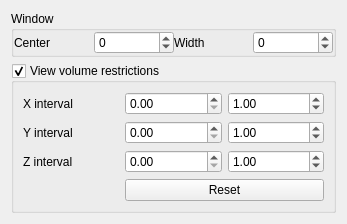
Before: the Qt Designer form src/GUI/widgets/ViewerControls.ui in JanKolomaznik/MedV4D, drawn with Qt 5.
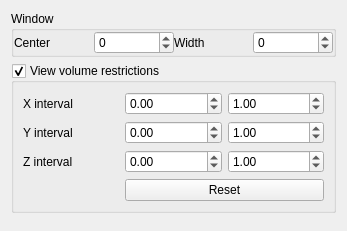
After: the same form once the commit is applied.

The edit to the form file:
```diff
--- a/src/GUI/widgets/ViewerControls.ui
+++ b/src/GUI/widgets/ViewerControls.ui
@@ -7,7 +7,7 @@
     <x>0</x>
     <y>0</y>
     <width>347</width>
-    <height>222</height>
+    <height>231</height>
    </rect>
   </property>
   <property name="windowTitle">
@@ -88,6 +88,12 @@
       </item>
       <item row="0" column="1">
        <widget class="QDoubleSpinBox" name="xIntervalASpinBox">
+        <property name="minimum">
+         <double>-2.000000000000000</double>
+        </property>
+        <property name="maximum">
+         <double>1.000000000000000</double>
+        </property>
         <property name="singleStep">
          <double>0.050000000000000</double>
         </property>
@@ -112,6 +118,12 @@
       </item>
       <item row="1" column="1">
        <widget class="QDoubleSpinBox" name="yIntervalASpinBox">
+        <property name="minimum">
+         <double>-2.000000000000000</double>
+        </property>
+        <property name="maximum">
+         <double>1.000000000000000</double>
+        </property>
         <property name="singleStep">
          <double>0.050000000000000</double>
         </property>
@@ -136,6 +148,12 @@
       </item>
       <item row="2" column="1">
        <widget class="QDoubleSpinBox" name="zIntervalASpinBox">
+        <property name="minimum">
+         <double>-2.000000000000000</double>
+        </property>
+        <property name="maximum">
+         <double>1.000000000000000</double>
+        </property>
         <property name="singleStep">
          <double>0.050000000000000</double>
         </property>
```
Left out of the diff: 9 changed lines with no effect on the pictures.
